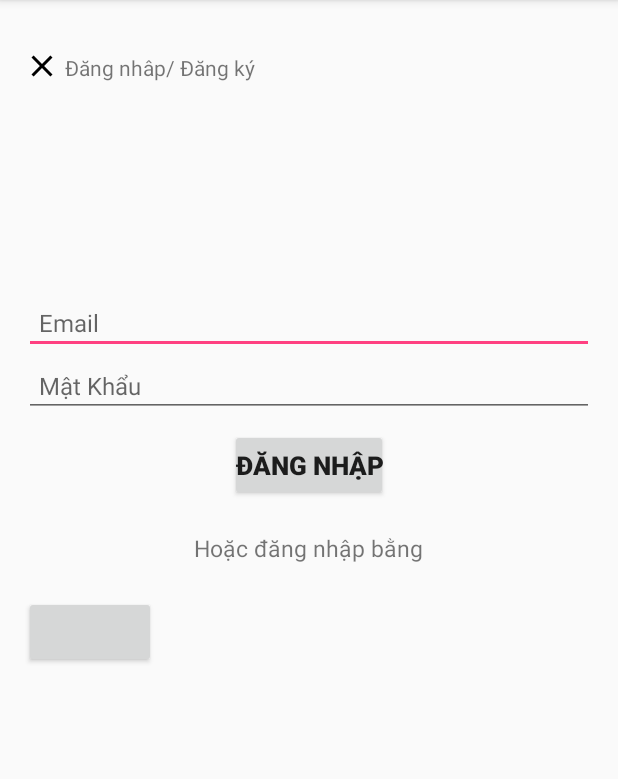
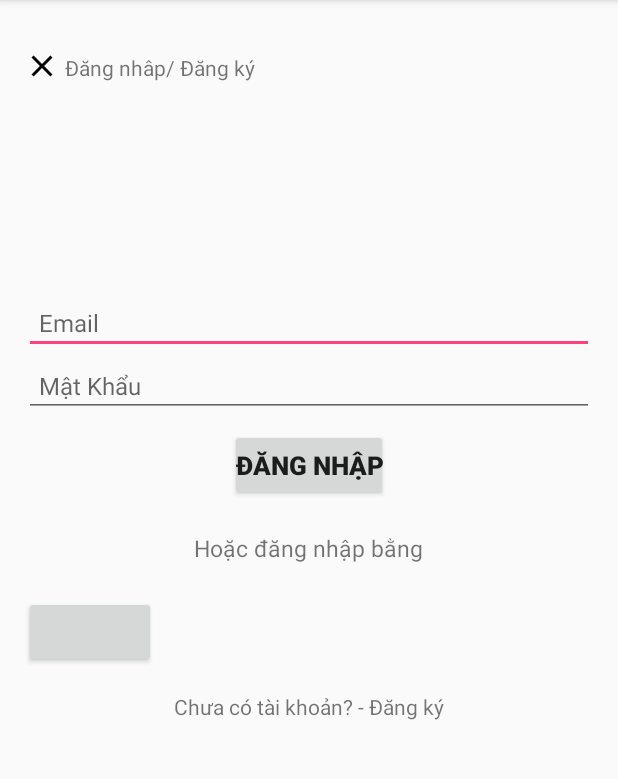
Before and after one commit to TechkidsAndroid11/Final-Project-2-Chua-nghi-ra-ten, an Android app: the LoginActivity screen opened directly, with no data from a screen before it, on a phone screen of 412 x 824 dp, the part 84-863 px from its top. Run offline under Robolectric (Android 15) with nearby library versions, the phone set to English and light mode, and no system bars; plain views replace DeviceLoginButton.

Commit message:
UPDATE UI

```diff
--- a/HotelHunter/app/src/main/res/layout/activity_login.xml
+++ b/HotelHunter/app/src/main/res/layout/activity_login.xml
@@ -95,7 +95,7 @@
 
 
         <TextView
-            android:id="@+id/tv_register"
+            android:id="@+id/tv_1"
             android:layout_width="wrap_content"
             android:layout_height="wrap_content"
             android:layout_below="@+id/ll_login"
@@ -110,7 +110,8 @@
         <RelativeLayout
             android:layout_width="wrap_content"
             android:layout_height="wrap_content"
-            android:layout_below="@+id/tv_register">
+            android:layout_below="@+id/tv_1"
+            android:id="@+id/rl_1">
 
             <com.facebook.login.widget.DeviceLoginButton
                 android:id="@+id/bt_logFb"
@@ -119,7 +120,16 @@
                 android:layout_marginTop="16dp" />
 
 
+
         </RelativeLayout>
+        <TextView
+            android:layout_marginTop="16dp"
+            android:layout_centerInParent="true"
+            android:layout_width="wrap_content"
+            android:layout_height="wrap_content"
+            android:text="Chưa có tài khoản? - Đăng ký"
+            android:id="@+id/tv_register"
+            android:layout_below="@+id/rl_1"/>
 
 
     </RelativeLayout>
--- /dev/null
+++ b/build.gradle
@@ -0,0 +1 @@
+// Top-level build file where you can add configuration options common to all sub-projects/modules.
```
Also changed, not shown: HotelHunter/app/src/main/java/com/example/admins/hotelhunter/MainActivity.java (+1 -8 lines), HotelHunter/app/src/main/res/layout/app_bar_main.xml (+1 -7 lines), gradle/wrapper/gradle-wrapper.properties (added), 3 other files.
